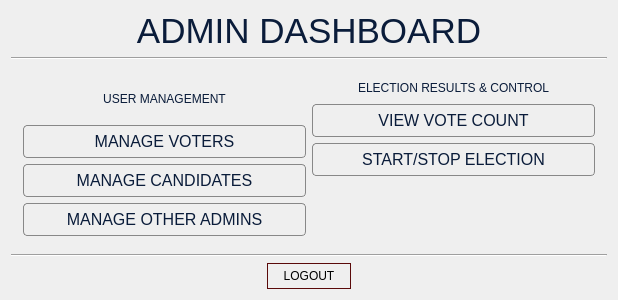
Above: VVM/dashboard.ui from GuisadongManok/PolliTech-VVM before the change. Below: the same form after it.
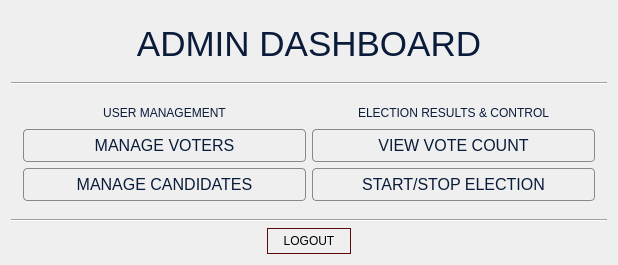
That is the form after the change. Icons and pictures are not drawn.

Commit message: fixed layout for admin

```diff
--- a/VVM/dashboard.ui
+++ b/VVM/dashboard.ui
@@ -7,7 +7,7 @@
     <x>0</x>
     <y>0</y>
     <width>618</width>
-    <height>300</height>
+    <height>265</height>
    </rect>
   </property>
   <property name="windowTitle">
@@ -187,55 +187,6 @@
             </property>
            </widget>
           </item>
-          <item>
-           <widget class="QPushButton" name="manage_admins_button">
-            <property name="cursor">
-             <cursorShape>PointingHandCursor</cursorShape>
-            </property>
-            <property name="focusPolicy">
-             <enum>Qt::FocusPolicy::NoFocus</enum>
-            </property>
-            <property name="toolTip">
-             <string>&lt;html&gt;&lt;head/&gt;&lt;body&gt;&lt;p align=&quot;center&quot;&gt;Add or Remove Admins&lt;/p&gt;&lt;/body&gt;&lt;/html&gt;</string>
-            </property>
-            <property name="styleSheet">
-             <string notr="true">QPushButton {
-    font: 600 9pt &quot;Segoe UI&quot;;
-    font-size: 16px;
-    color: #0A1C3A;
-    background: qlineargradient(x1:0, y1:0, x2:0, y2:1,
-                                stop:0 #ffffff, stop:1 #dcdcdc);
-    border: 1px solid #888;
-    border-radius: 4px;
-    padding: 6px 12px;
-    outline: none;
-}
-
-QPushButton:hover {
-    background: qlineargradient(x1:0, y1:0, x2:0, y2:1,
-                                stop:0 #f0f0f0, stop:1 #c8c8c8);
-    border: 1px solid #555;
-}
-
-QPushButton:pressed {
-    background: qlineargradient(x1:0, y1:0, x2:0, y2:1,
-                                stop:0 #c8c8c8, stop:1 #a0a0a0);
-    padding-top: 7px;
-    padding-left: 13px;
-}
-</string>
-            </property>
-            <property name="text">
-             <string>MANAGE OTHER ADMINS</string>
-            </property>
-            <property name="iconSize">
-             <size>
-              <width>16</width>
-              <height>16</height>
-             </size>
-            </property>
-           </widget>
-          </item>
          </layout>
         </item>
        </layout>
@@ -358,19 +309,6 @@
             </property>
            </widget>
           </item>
-          <item>
-           <spacer name="verticalSpacer">
-            <property name="orientation">
-             <enum>Qt::Orientation::Vertical</enum>
-            </property>
-            <property name="sizeHint" stdset="0">
-             <size>
-              <width>20</width>
-              <height>40</height>
-             </size>
-            </property>
-           </spacer>
-          </item>
          </layout>
         </item>
        </layout>
```
The commit also changes 6 other files.
